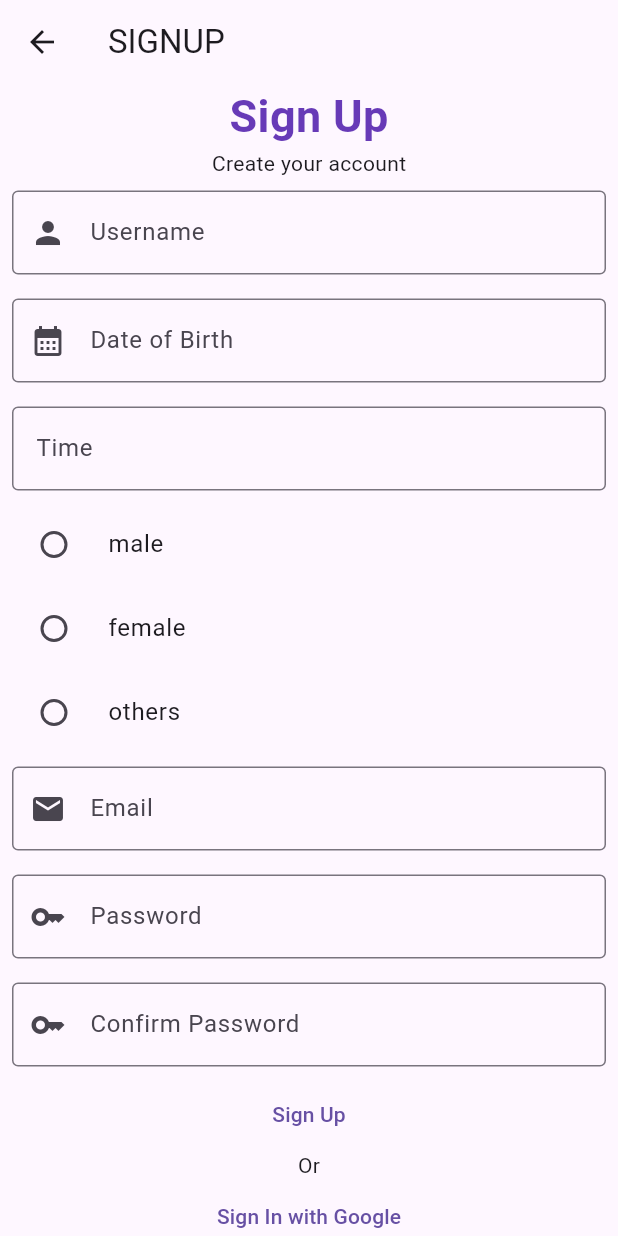
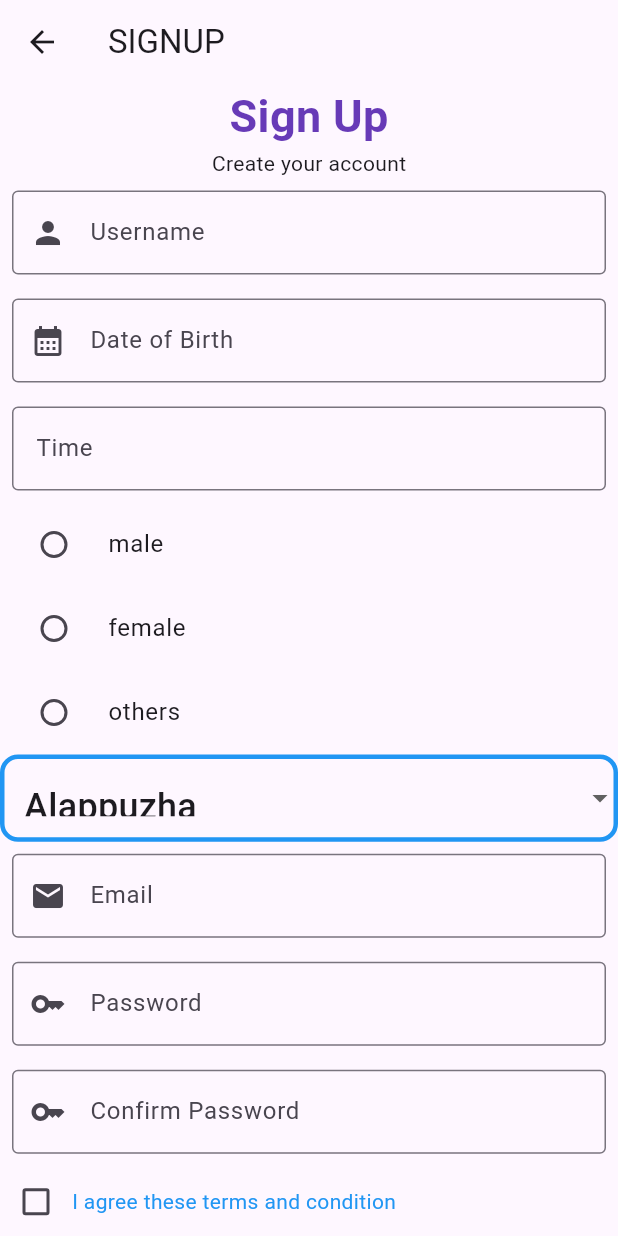
Before and after one commit to Asmabi-cheriyath/flutter_task2, a Flutter app: the SignUp screen opened directly, on a phone screen of 412 x 824 dp. Run offline on Flutter 3.47's test engine with Material 3 defaults, Android fonts, the phone set to English and light mode, and no system bars.

```diff
--- a/lib/views/signin.dart
+++ b/lib/views/signin.dart
@@ -1,4 +1,5 @@
 import 'dart:async';
+import 'dart:math';
 
 import 'package:flutter/material.dart';
 import 'package:flutter_task2/views/loginscreen.dart';
@@ -22,6 +23,27 @@ class _SignUpState extends State<SignUp> {
 
   String selectedgender = "";
   String passwordsss = '';
+  bool ischecked = false;
+
+  List<String> items = [
+    'Alappuzha',
+    'Ernakulam',
+    'Idukki',
+    'Kannur',
+    'Kasaragod',
+    'Kollam',
+    'Kottayam',
+    'Kozhikode',
+    'Malappuram',
+    'Palakkad',
+    'Pathanamthitta',
+    'Thiruvanaathapuram',
+    'Thrissur',
+    'Wayanad'
+  ];
+  String? selectitems = 'Alappuzha';
+
+  // List dropDownListData= ['Alappuzha','Ernakulam','Idukki','Kannur','Kasaragod','Kollam','Kottayam','Kozhikode','Malappuram','Palakkad','Pathanamthitta','Thiruvanaathapuram','Thrissur','Wayanad'];
 
   Future<void> selectdate(context) async {
     final DateTime? pickdate = await showDatePicker(
@@ -160,6 +182,29 @@ class _SignUpState extends State<SignUp> {
                     });
                   },
                 ),
+
+                SizedBox(width: 450,
+                  child: DropdownButtonFormField<String>(
+                    decoration: InputDecoration(enabledBorder: OutlineInputBorder(borderRadius: BorderRadius.circular(12),borderSide: BorderSide(width: 3,color: Colors.blue))),
+                      value: selectitems,
+                      items: items
+                          .map((item) => DropdownMenuItem(
+                                value: item,
+                                child: Text(
+                                  item,
+                                  style: const TextStyle(fontSize: 24),
+                                ),
+                              ))
+                          .toList(),
+                      onChanged: (item) =>
+                        setState(() {
+                          selectitems=item;
+                        }),
+
+                      ),
+                ),
+
+
                 Padding(
                   padding: const EdgeInsets.all(8.0),
                   child: TextFormField(
@@ -243,11 +288,34 @@ class _SignUpState extends State<SignUp> {
                         prefixIcon: Icon(Icons.key)),
                   ),
                 ),
-                TextButton(
+                Row(
+                  children: [
+                    Checkbox(
+                        value: ischecked,
+                        onChanged: (value) {
+                          setState(() {
+                            ischecked = value!;
+                          });
+                        }),
+                    const Text(
+                      "I agree these terms and condition",
+                      style: TextStyle(color: Colors.blue),
+                    )
+                  ],
+                ),
+                ElevatedButton(
+                    style: ButtonStyle(
+                        backgroundColor: MaterialStatePropertyAll(
+                            ischecked == false ? Colors.grey : Colors.red)),
                     onPressed: () {
-                      print(selectedgender);
                       if (signkey.currentState!.validate()) {
-                        Navigator.of(context).pop();
+                        ischecked == false
+                            ? ScaffoldMessenger.of(context)
+                                .showSnackBar(const SnackBar(
+                                content:
+                                    Text("please agree terms and condition"),
+                              ))
+                            : Navigator.of(context).pop();
                       }
                     },
                     child: const Text("Sign Up")),
```
